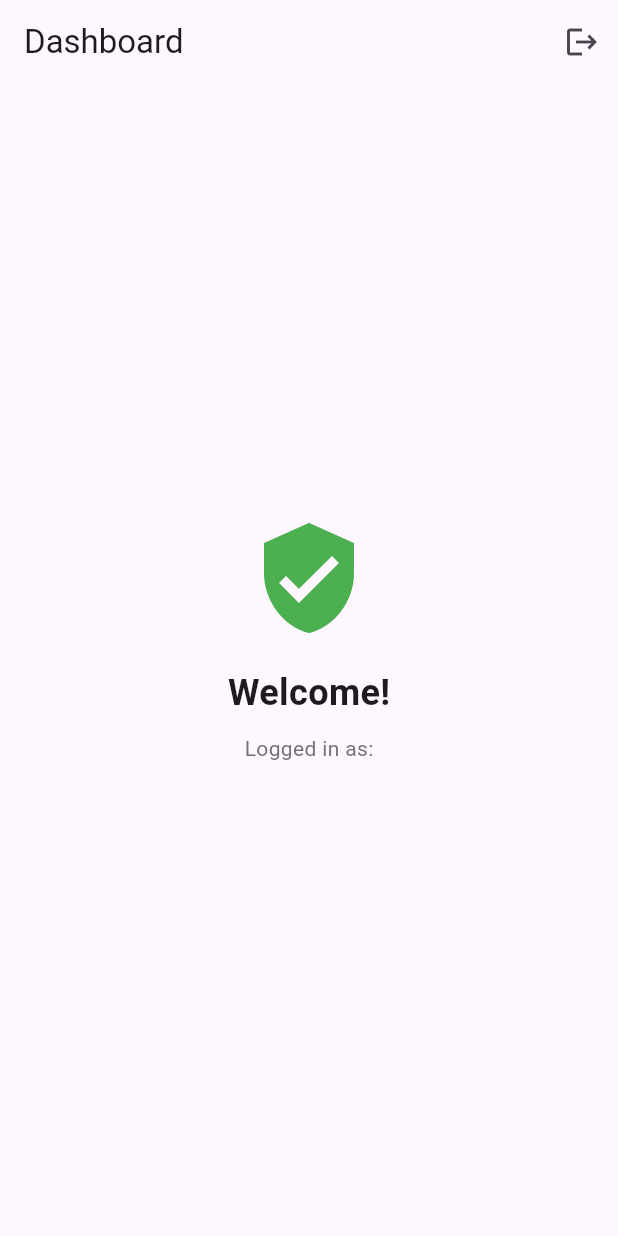
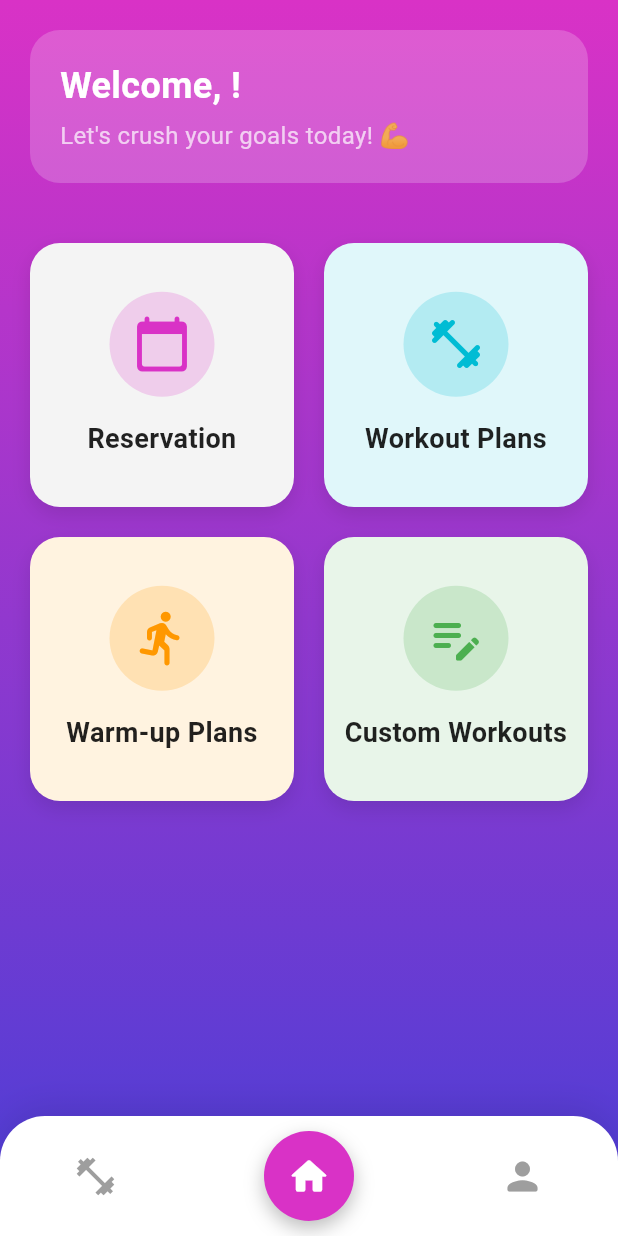
Before and after one commit to rashmikasasindu/unigym, a Flutter app: the screen it shows once a user with an empty profile is signed in, on a phone screen of 412 x 824 dp. Run offline on Flutter 3.47's test engine with Material 3 defaults, Android fonts, the phone set to English and light mode, and no system bars; our stand-ins replace cloud_firestore, firebase_auth, firebase_core; accounts and stored records are empty.

Commit message:
add home page and features pages change the folder structure of the pages to be more organized edit the main.dart to reflect the changes in the folder structure and to set the home page as the initial route added the necessary imports in the main.dart file for the new pages

```diff
--- a/unigym/lib/main.dart
+++ b/unigym/lib/main.dart
@@ -2,8 +2,8 @@ import 'package:flutter/material.dart';
 import 'package:firebase_core/firebase_core.dart';
 import 'package:firebase_auth/firebase_auth.dart';
 import 'firebase_options.dart';
-import 'pages/login_page.dart';
-import 'pages/home_page.dart';
+import 'pages/auth/login_page.dart';
+import 'pages/home/home_page.dart';
 
 void main() async {
   WidgetsFlutterBinding.ensureInitialized();
--- a/unigym/lib/pages/forgot_password_page.dart
+++ b/unigym/lib/pages/auth/forgot_password_page.dart
@@ -1,5 +1,5 @@
 import 'package:flutter/material.dart';
-import '../services/auth_service.dart';
+import '../../services/auth_service.dart';
 
 class ForgotPasswordPage extends StatefulWidget {
   const ForgotPasswordPage({super.key});
--- a/unigym/lib/pages/login_page.dart
+++ b/unigym/lib/pages/auth/login_page.dart
@@ -1,5 +1,5 @@
 import 'package:flutter/material.dart';
-import '../services/auth_service.dart';
+import '../../services/auth_service.dart';
 import 'signup_page.dart';
 import 'forgot_password_page.dart';
 
--- a/unigym/lib/pages/signup_page.dart
+++ b/unigym/lib/pages/auth/signup_page.dart
@@ -1,5 +1,5 @@
 import 'package:flutter/material.dart';
-import '../services/auth_service.dart';
+import '../../services/auth_service.dart';
 
 class SignUpPage extends StatefulWidget {
   const SignUpPage({super.key});
--- /dev/null
+++ b/unigym/lib/pages/features/custom_workouts_page.dart
@@ -0,0 +1,9 @@
+import 'package:flutter/material.dart';
+
+class CustomWorkoutsPage extends StatelessWidget {
+  const CustomWorkoutsPage({super.key});
+  @override
+  Widget build(BuildContext context) {
+    return Scaffold(appBar: AppBar(title: const Text("Custom Workouts")));
+  }
+}
--- /dev/null
+++ b/unigym/lib/pages/features/gym_equipment_page.dart
@@ -0,0 +1,9 @@
+import 'package:flutter/material.dart';
+
+class GymEquipmentPage extends StatelessWidget {
+  const GymEquipmentPage({super.key});
+  @override
+  Widget build(BuildContext context) {
+    return Scaffold(appBar: AppBar(title: const Text("Gym Equipment")));
+  }
+}
--- /dev/null
+++ b/unigym/lib/pages/features/reservation_page.dart
@@ -0,0 +1,9 @@
+import 'package:flutter/material.dart';
+
+class ReservationPage extends StatelessWidget {
+  const ReservationPage({super.key});
+  @override
+  Widget build(BuildContext context) {
+    return Scaffold(appBar: AppBar(title: const Text("Reservation")));
+  }
+}
--- /dev/null
+++ b/unigym/lib/pages/features/warmup_plans_page.dart
@@ -0,0 +1,9 @@
+import 'package:flutter/material.dart';
+
+class WarmupPlansPage extends StatelessWidget {
+  const WarmupPlansPage({super.key});
+  @override
+  Widget build(BuildContext context) {
+    return Scaffold(appBar: AppBar(title: const Text("Warm-up Plans")));
+  }
+}
--- /dev/null
+++ b/unigym/lib/pages/features/workout_plans_page.dart
@@ -0,0 +1,9 @@
+import 'package:flutter/material.dart';
+
+class WorkoutPlansPage extends StatelessWidget {
+  const WorkoutPlansPage({super.key});
+  @override
+  Widget build(BuildContext context) {
+    return Scaffold(appBar: AppBar(title: const Text("Workout Plans")));
+  }
+}
--- /dev/null
+++ b/unigym/lib/pages/home/home_page.dart
@@ -0,0 +1,244 @@
+import 'package:flutter/material.dart';
+import 'package:firebase_auth/firebase_auth.dart';
+import '../features/reservation_page.dart';
+import '../features/workout_plans_page.dart';
+import '../features/warmup_plans_page.dart';
+import '../features/custom_workouts_page.dart';
+import '../features/gym_equipment_page.dart';
+import '../user/user_account_page.dart';
+
+class HomePage extends StatefulWidget {
+  const HomePage({super.key});
+
+  @override
+  State<HomePage> createState() => _HomePageState();
+}
+
+class _HomePageState extends State<HomePage> {
+  int _selectedIndex = 1; // Start with the 'Home' button selected
+
+  // Function to handle bottom nav bar taps
+  void _onItemTapped(int index) {
+    setState(() {
+      _selectedIndex = index;
+    });
+    if (index == 0) {
+      Navigator.push(context, MaterialPageRoute(builder: (context) => const GymEquipmentPage()));
+    } else if (index == 2) {
+      Navigator.push(context, MaterialPageRoute(builder: (context) => const UserAccountPage()));
+    }
+    // Index 1 is Home, so we do nothing (we are already here)
+  }
+
+  @override
+  Widget build(BuildContext context) {
+    final user = FirebaseAuth.instance.currentUser;
+    final displayName = user?.displayName ?? user?.email?.split('@')[0] ?? 'User';
+
+    return Scaffold(
+      extendBody: true, // Important for the floating nav bar effect
+      body: Container(
+        // The Purple Gradient Theme
+        decoration: const BoxDecoration(
+          gradient: LinearGradient(
+            begin: Alignment.topCenter,
+            end: Alignment.bottomCenter,
+            colors: [Color(0xFFD932C6), Color(0xFF4A3ED6)],
+          ),
+        ),
+        child: SafeArea(
+          child: Column(
+            children: [
+              // --- WELCOME BANNER ---
+              Padding(
+                padding: const EdgeInsets.all(20.0),
+                child: Container(
+                  padding: const EdgeInsets.all(20.0),
+                  decoration: BoxDecoration(
+                    color: Colors.white.withOpacity(0.2),
+                    borderRadius: BorderRadius.circular(20),
+                  ),
+                  child: Row(
+                    children: [
+                      Expanded(
+                        child: Column(
+                          crossAxisAlignment: CrossAxisAlignment.start,
+                          children: [
+                            Text(
+                              "Welcome, $displayName!",
+                              style: const TextStyle(
+                                fontSize: 24,
+                                fontWeight: FontWeight.bold,
+                                color: Colors.white,
+                              ),
+                            ),
+                            const SizedBox(height: 5),
+                            const Text(
+                              "Let's crush your goals today! 💪",
+                              style: TextStyle(
+                                fontSize: 16,
+                                color: Colors.white70,
+                              ),
+                            ),
+                          ],
+                        ),
+                      ),
+                    ],
+                  ),
+                ),
+              ),
+
+              // --- FOUR BUTTONS GRID ---
+              Expanded(
+                child: GridView.count(
+                  crossAxisCount: 2,
+                  padding: const EdgeInsets.all(20),
+                  crossAxisSpacing: 20,
+                  mainAxisSpacing: 20,
+                  children: [
+                    _buildMenuCard(
+                      context,
+                      title: "Reservation",
+                      icon: Icons.calendar_today_rounded,
+                      color: const Color(0xFFF4F4F4), // Light gray/white
+                      iconColor: const Color(0xFFD932C6), // Pink
+                      page: const ReservationPage(),
+                    ),
+                    _buildMenuCard(
+                      context,
+                      title: "Workout Plans",
+                      icon: Icons.fitness_center_rounded,
+                      color: const Color(0xFFE0F7FA), // Light Cyan
+                      iconColor: const Color(0xFF00BCD4), // Cyan
+                      page: const WorkoutPlansPage(),
+                    ),
+                    _buildMenuCard(
+                      context,
+                      title: "Warm-up Plans",
+                      icon: Icons.directions_run_rounded,
+                      color: const Color(0xFFFFF3E0), // Light Orange
+                      iconColor: const Color(0xFFFF9800), // Orange
+                      page: const WarmupPlansPage(),
+                    ),
+                    _buildMenuCard(
+                      context,
+                      title: "Custom Workouts",
+                      icon: Icons.edit_note_rounded,
+                      color: const Color(0xFFE8F5E9), // Light Green
+                      iconColor: const Color(0xFF4CAF50), // Green
+                      page: const CustomWorkoutsPage(),
+                    ),
+                  ],
+                ),
+              ),
+            ],
+          ),
+        ),
+      ),
+      // --- CUSTOM BOTTOM NAVIGATION BAR ---
+      bottomNavigationBar: _buildCustomBottomNavBar(),
+    );
+  }
+
+  // Helper widget for the menu buttons
+  Widget _buildMenuCard(BuildContext context, {
+    required String title,
+    required IconData icon,
+    required Color color,
+    required Color iconColor,
+    required Widget page,
+  }) {
+    return GestureDetector(
+      onTap: () {
+        Navigator.push(context, MaterialPageRoute(builder: (context) => page));
+      },
+      child: Container(
+        decoration: BoxDecoration(
+          color: color,
+          borderRadius: BorderRadius.circular(20),
+          boxShadow: [
+            BoxShadow(
+              color: Colors.black.withOpacity(0.1),
+              blurRadius: 10,
+              offset: const Offset(0, 5),
+            ),
+          ],
+        ),
+        child: Column(
+          mainAxisAlignment: MainAxisAlignment.center,
+          children: [
+            Container(
+              padding: const EdgeInsets.all(15),
+              decoration: BoxDecoration(
+                color: iconColor.withOpacity(0.2),
+                shape: BoxShape.circle,
+              ),
+              child: Icon(icon, size: 40, color: iconColor),
+            ),
+            const SizedBox(height: 15),
+            Text(
+              title,
+              style: const TextStyle(
+                fontSize: 18,
+                fontWeight: FontWeight.bold,
+                color: Colors.black87,
+              ),
+              textAlign: TextAlign.center,
+            ),
+          ],
+        ),
+      ),
+    );
+  }
+
+  // Custom Bottom Navigation Bar Widget
+  Widget _buildCustomBottomNavBar() {
+    return Container(
+      height: 80,
+      decoration: BoxDecoration(
+        color: Colors.white,
+        borderRadius: const BorderRadius.only(
+          topLeft: Radius.circular(30),
+          topRight: Radius.circular(30),
+        ),
+        boxShadow: [
+          BoxShadow(
+            color: Colors.black.withOpacity(0.1),
+            blurRadius: 20,
+            offset: const Offset(0, -5),
+          ),
+        ],
+      ),
+      child: Row(
+        mainAxisAlignment: MainAxisAlignment.spaceAround,
+        children: [
+          _buildNavBarItem(icon: Icons.fitness_center, index: 0),
+          _buildNavBarItem(icon: Icons.home_rounded, index: 1, isCenter: true),
+          _buildNavBarItem(icon: Icons.person_rounded, index: 2),
+        ],
+      ),
+    );
+  }
+
+  Widget _buildNavBarItem({required IconData icon, required int index, bool isCenter = false}) {
+    final isSelected = _selectedIndex == index;
+    final color = isSelected ? const Color(0xFFD932C6) : Colors.grey;
+
+    return GestureDetector(
+      onTap: () => _onItemTapped(index),
+      child: isCenter
+          ? Container(
+              padding: const EdgeInsets.all(15),
+              decoration: const BoxDecoration(
+                color: Color(0xFFD932C6), // Purple for center button
+                shape: BoxShape.circle,
+                boxShadow: [
+                  BoxShadow(color: Colors.black26, blurRadius: 10, offset: Offset(0, 5))
+                ]
+              ),
+              child: Icon(icon, size: 30, color: Colors.white),
+            )
+          : Icon(icon, size: 30, color: color),
+    );
+  }
+}
--- a/unigym/lib/pages/home_page.dart
+++ /dev/null
@@ -1,54 +0,0 @@
-import 'package:flutter/material.dart';
-import 'package:firebase_auth/firebase_auth.dart';
-import '../services/auth_service.dart';
-
-class HomePage extends StatelessWidget {
-  const HomePage({super.key});
-
-  void _logout() async {
-    await AuthService().signOut();
-    // The AuthGate in main.dart will automatically catch this
-    // and switch the user back to the LoginPage.
-  }
-
-  @override
-  Widget build(BuildContext context) {
-    // Get the currently logged-in user
-    final user = FirebaseAuth.instance.currentUser;
-
-    return Scaffold(
-      appBar: AppBar(
-        title: const Text("Dashboard"),
-        actions: [
-          IconButton(
-            onPressed: _logout,
-            icon: const Icon(Icons.logout),
-            tooltip: 'Logout',
-          )
-        ],
-      ),
-      body: Center(
-        child: Column(
-          mainAxisAlignment: MainAxisAlignment.center,
-          children: [
-            const Icon(Icons.verified_user, size: 80, color: Colors.green),
-            const SizedBox(height: 20),
-            const Text(
-              "Welcome!",
-              style: TextStyle(fontSize: 24, fontWeight: FontWeight.bold),
-            ),
-            const SizedBox(height: 10),
-            Text(
-              "Logged in as:",
-              style: TextStyle(color: Colors.grey[600]),
-            ),
-            Text(
-              user?.email ?? "Unknown User",
-              style: const TextStyle(fontSize: 18, fontWeight: FontWeight.w500),
-            ),
-          ],
-        ),
-      ),
-    );
-  }
-}
--- /dev/null
+++ b/unigym/lib/pages/user/user_account_page.dart
@@ -0,0 +1,18 @@
+import 'package:flutter/material.dart';
+import 'package:firebase_auth/firebase_auth.dart';
+
+class UserAccountPage extends StatelessWidget {
+  const UserAccountPage({super.key});
+  @override
+  Widget build(BuildContext context) {
+    return Scaffold(
+      appBar: AppBar(title: const Text("My Account")),
+      body: Center(
+        child: ElevatedButton(
+          onPressed: () async => await FirebaseAuth.instance.signOut(),
+          child: const Text("Logout"),
+        ),
+      ),
+    );
+  }
+}
```
